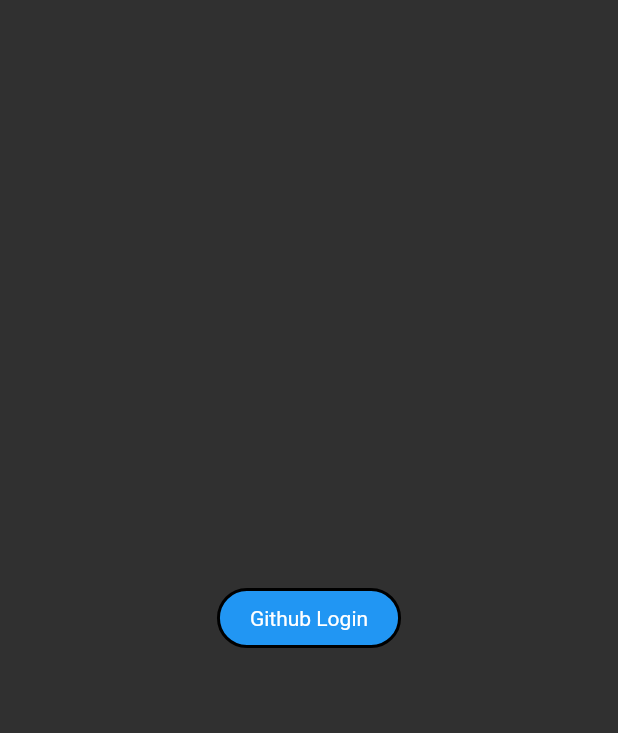
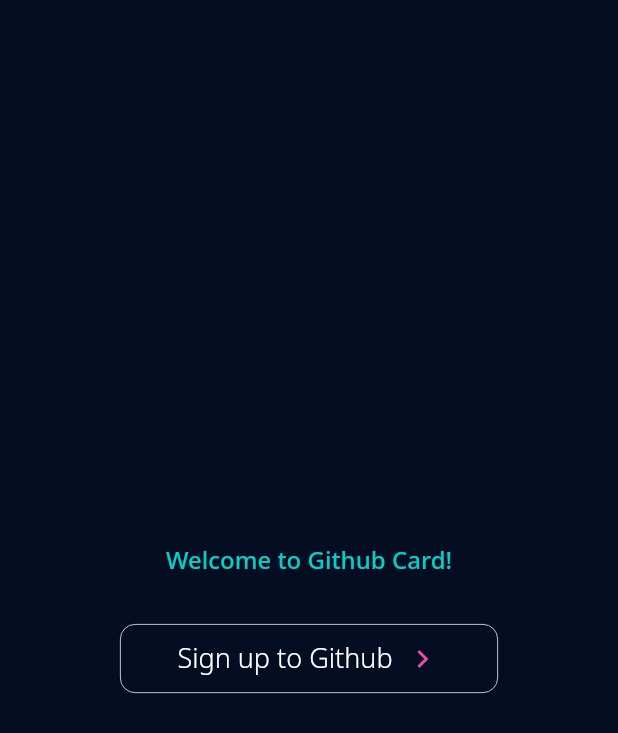
Before and after one commit to Jungin1020/Git_Hub_Card, a Flutter app: the screen it shows after launch, on a phone screen of 412 x 824 dp. Shown: the top 733 px of the screen. Run offline on Flutter 3.47's test engine with Material 2 defaults, Android fonts, the phone set to English and light mode, and no system bars; our stand-ins replace firebase_auth, firebase_core, freezed_annotation, go_router; missing offline and left inert: widget_mask; accounts and stored records are empty; generated files the repository leaves out were written again.

Commit message:
FEAT: login screen 디자인

```diff
--- a/lib/presentation/login/login_screen.dart
+++ b/lib/presentation/login/login_screen.dart
@@ -17,17 +17,49 @@ class LoginScreen extends StatelessWidget {
           mainAxisAlignment: MainAxisAlignment.center,
           children: [
             Center(
-            child: switch (state.isLogin) {
+              child: Column(
+                children: [
+                  Text(
+                    'Welcome to Github Card!',
+                    style: TextStyle(
+                        color: const Color(0xff04CFC8),
+                        fontSize: 16,
+                        fontFamily: 'NotoSans',
+                        fontWeight: FontWeight.w600),
+                  ),
+                  SizedBox(height: 32),
+                  switch (state.isLogin) {
                     false => GestureDetector(
+                        child: Padding(
+                          padding: const EdgeInsets.symmetric(horizontal: 80.0),
                           child: Container(
-                    child: Text('Github Login'),
-                    padding: EdgeInsets.symmetric(vertical: 10, horizontal: 20),
+                            padding: const EdgeInsets.symmetric(
+                                vertical: 10, horizontal: 20),
                             decoration: BoxDecoration(
-                      color: Colors.blue, // 버튼의 배경색
-                      borderRadius: BorderRadius.circular(20), // 둥근 모서리 반경
+                              // color: Colors.blue, // 버튼의 배경색
+                              borderRadius:
+                                  BorderRadius.circular(10), // 둥근 모서리 반경
                               border: Border.all(
-                        color: Colors.black, // 테두리 색상
-                        width: 2, // 테두리 두께
+                                color: Colors.white, // 테두리 색상
+                                width: 0.5, // 테두리 두께
+                              ),
+                            ),
+                            child: const Row(
+                              mainAxisAlignment: MainAxisAlignment.center,
+                              children: [
+                                Text(
+                                  'Sign up to Github',
+                                  style: TextStyle(
+                                      fontSize: 18,
+                                      fontFamily: 'NotoSans',
+                                      fontWeight: FontWeight.w300),
+                                ),
+                                SizedBox(width: 8),
+                                Icon(
+                                  Icons.chevron_right,
+                                  color: Color(0xffEA4AAA),
+                                )
+                              ],
                             ),
                           ),
                         ),
@@ -47,11 +79,13 @@ class LoginScreen extends StatelessWidget {
                       ),
                     true => GestureDetector(
                         child: Container(
-                    child: Text('Github Logout'),
-                    padding: EdgeInsets.symmetric(vertical: 10, horizontal: 20),
+                          child: const Text('Github Logout'),
+                          padding: const EdgeInsets.symmetric(
+                              vertical: 10, horizontal: 20),
                           decoration: BoxDecoration(
                             color: Colors.blue, // 버튼의 배경색
-                      borderRadius: BorderRadius.circular(20), // 둥근 모서리 반경
+                            borderRadius:
+                                BorderRadius.circular(20), // 둥근 모서리 반경
                             border: Border.all(
                               color: Colors.black, // 테두리 색상
                               width: 2, // 테두리 두께
@@ -63,9 +97,11 @@ class LoginScreen extends StatelessWidget {
                         },
                       ),
                   },
+                ],
+              ),
             ), // const LanguageStampWidget()
           ],
         ),
-    );
+        backgroundColor: const Color(0xff040D21));
   }
 }
```
Lines whose indentation alone changed are shown as unchanged.
